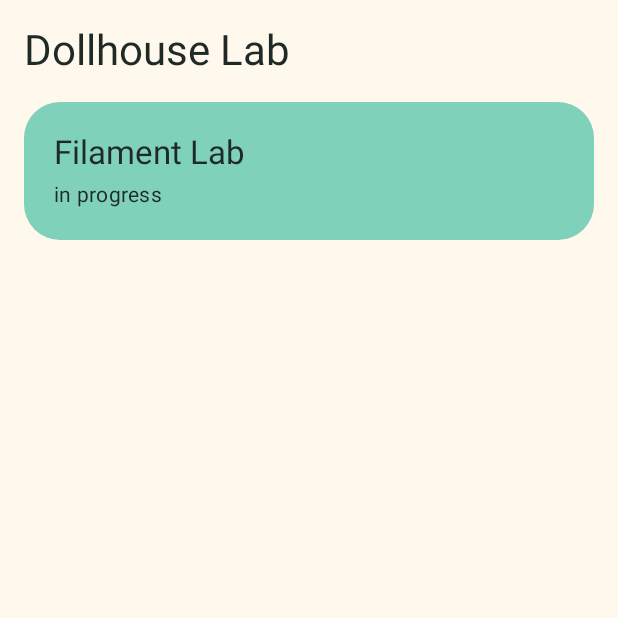
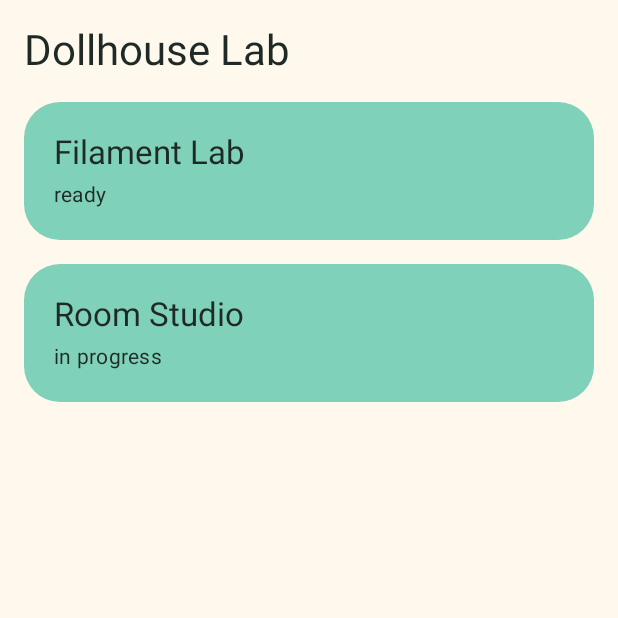
Before and after one commit to vladbokov/3DollHouse, an Android app built with Jetpack Compose: the screen it shows after launch (MainActivity), on a phone screen of 412 x 824 dp, the top half of it. Run offline under Robolectric (Android 15) with nearby library versions, the phone set to English and light mode, and no system bars.

Commit message:
Add Room Studio screen with a floor grid

```diff
--- a/app/src/main/kotlin/com/dollhouse/lab/MainActivity.kt
+++ b/app/src/main/kotlin/com/dollhouse/lab/MainActivity.kt
@@ -11,6 +11,7 @@ import androidx.compose.runtime.saveable.rememberSaveable
 import androidx.compose.runtime.setValue
 import com.dollhouse.lab.filament.FilamentLabScreen
 import com.dollhouse.lab.home.HomeScreen
+import com.dollhouse.lab.studio.RoomStudioScreen
 import com.dollhouse.lab.ui.theme.DollhouseTheme
 
 class MainActivity : ComponentActivity() {
@@ -26,8 +27,13 @@ class MainActivity : ComponentActivity() {
                 BackHandler(enabled = screen != Screen.Home, onBack = goHome)
 
                 when (screen) {
-                    Screen.Home -> HomeScreen(onOpenFilamentLab = { screen = Screen.FilamentLab })
+                    Screen.Home ->
+                        HomeScreen(
+                            onOpenFilamentLab = { screen = Screen.FilamentLab },
+                            onOpenRoomStudio = { screen = Screen.RoomStudio },
+                        )
                     Screen.FilamentLab -> FilamentLabScreen(onBack = goHome)
+                    Screen.RoomStudio -> RoomStudioScreen(onBack = goHome)
                 }
             }
         }
--- a/app/src/main/kotlin/com/dollhouse/lab/Screen.kt
+++ b/app/src/main/kotlin/com/dollhouse/lab/Screen.kt
@@ -1,7 +1,8 @@
 package com.dollhouse.lab
 
-/** Flat navigation: Home -> Lab -> back. The selected screen is stored as Compose state. */
+/** Destinations for flat navigation from Home */
 internal enum class Screen {
     Home,
     FilamentLab,
+    RoomStudio,
 }
--- a/app/src/main/kotlin/com/dollhouse/lab/home/HomeScreen.kt
+++ b/app/src/main/kotlin/com/dollhouse/lab/home/HomeScreen.kt
@@ -21,7 +21,11 @@ import com.dollhouse.lab.R
 import com.dollhouse.lab.ui.theme.DollhouseTheme
 
 @Composable
-fun HomeScreen(onOpenFilamentLab: () -> Unit, modifier: Modifier = Modifier) {
+fun HomeScreen(
+    onOpenFilamentLab: () -> Unit,
+    onOpenRoomStudio: () -> Unit,
+    modifier: Modifier = Modifier,
+) {
     Surface(modifier = modifier.fillMaxSize(), color = MaterialTheme.colorScheme.background) {
         Column(
             modifier = Modifier.safeDrawingPadding().padding(16.dp),
@@ -33,8 +37,13 @@ fun HomeScreen(onOpenFilamentLab: () -> Unit, modifier: Modifier = Modifier) {
             )
             LabCard(
                 title = stringResource(R.string.filament_lab_title),
+                status = stringResource(R.string.lab_status_ready),
+                onClick = onOpenFilamentLab,
+            )
+            LabCard(
+                title = stringResource(R.string.room_studio_title),
                 status = stringResource(R.string.lab_status_in_progress),
-                onClick = onOpenFilamentLab,
+                onClick = onOpenRoomStudio,
             )
         }
     }
@@ -70,5 +79,5 @@ private fun LabCard(
 @Preview(showBackground = true)
 @Composable
 private fun HomeScreenPreview() {
-    DollhouseTheme { HomeScreen(onOpenFilamentLab = {}) }
+    DollhouseTheme { HomeScreen(onOpenFilamentLab = {}, onOpenRoomStudio = {}) }
 }
--- a/app/src/main/res/values/strings.xml
+++ b/app/src/main/res/values/strings.xml
@@ -2,6 +2,7 @@
     <string name="app_name">3DollHouse</string>
     <string name="home_title">Dollhouse Lab</string>
     <string name="filament_lab_title">Filament Lab</string>
+    <string name="room_studio_title">Room Studio</string>
     <string name="filament_backend_opengl_es">OpenGL ES</string>
     <string name="filament_backend_vulkan">Vulkan</string>
     <string name="filament_backend_starting">Starting graphics backend…</string>
@@ -11,6 +12,7 @@
     <string name="filament_frame_stats">%1$.0f FPS · %2$.1f ms/frame</string>
     <string name="filament_frame_stats_with_gpu">%1$.0f FPS · %2$.1f ms/frame · GPU %3$.1f ms</string>
     <string name="lab_status_in_progress">in progress</string>
+    <string name="lab_status_ready">ready</string>
     <string name="filament_lab_placeholder">3D scene will appear here</string>
     <string name="action_back">Back</string>
 </resources>
```
Also changed, not shown: app/src/main/kotlin/com/dollhouse/lab/studio/RoomStudioScreen.kt (added, +32 -0 lines).
